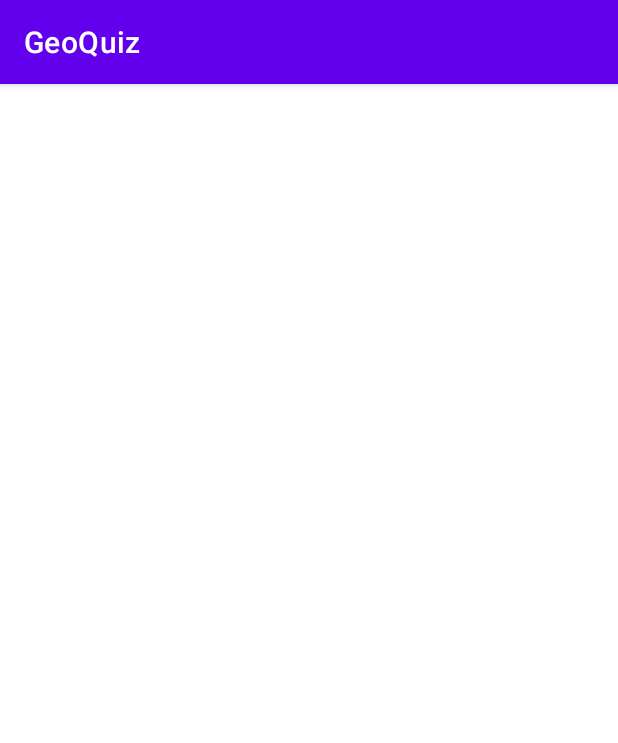
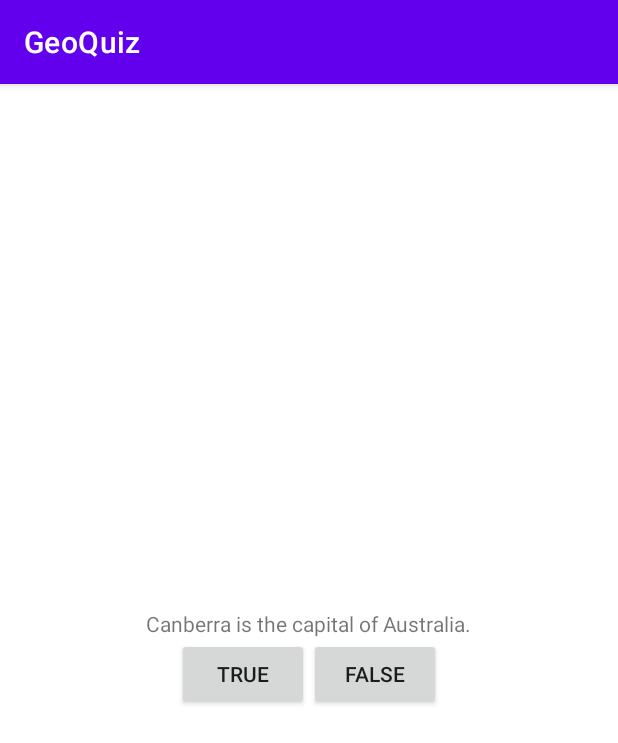
Before and after one commit to UmiKitsune/BigNerdRanch, an Android app: the screen it shows after launch (MainActivity), on a phone screen of 412 x 824 dp. Shown: the top 743 px of the screen. Run offline under Robolectric (Android 15) with nearby library versions, the phone set to English and light mode, and no system bars.

Commit message:
1st lesson

```diff
--- a/app/src/main/java/com/example/geoquiz/MainActivity.kt
+++ b/app/src/main/java/com/example/geoquiz/MainActivity.kt
@@ -1,15 +1,40 @@
 package com.example.geoquiz
 
 import android.os.Bundle
+import android.view.Gravity.TOP
+import android.view.View
+import android.widget.Button
+import android.widget.Toast
 import androidx.appcompat.app.AppCompatActivity
 
 class MainActivity : AppCompatActivity() {
 
+    private lateinit var trueButton: Button
+    private lateinit var falseButton: Button
 
     override fun onCreate(savedInstanceState: Bundle?) {
         super.onCreate(savedInstanceState)
         setContentView(R.layout.activity_main)
 
+        trueButton = findViewById(R.id.true_button)
+        falseButton = findViewById(R.id.false_button)
 
+        trueButton.setOnClickListener { view: View ->
+            toastTop(R.string.correct_toast)
+        }
+
+        falseButton.setOnClickListener { view: View ->
+            toastTop(R.string.incorrect_toast)
+
+        }
     }
+
+    private fun toastTop(textRes: Int) {
+        val toast = Toast.makeText(this, textRes, Toast.LENGTH_SHORT)
+        with(toast) {
+            setGravity(TOP, 0, 250)
+            show()
+        }
+    }
+
 }
--- a/app/src/main/res/layout/activity_main.xml
+++ b/app/src/main/res/layout/activity_main.xml
@@ -3,8 +3,32 @@
     xmlns:tools="http://schemas.android.com/tools"
     android:layout_width="match_parent"
     android:layout_height="match_parent"
+    android:gravity="center"
+    android:orientation="vertical"
     tools:context=".MainActivity">
 
+    <TextView
+        android:layout_width="wrap_content"
+        android:layout_height="wrap_content"
+        android:text="@string/main_tv_text" />
 
+    <LinearLayout
+        android:layout_width="wrap_content"
+        android:layout_height="wrap_content"
+        android:orientation="horizontal">
+
+        <androidx.appcompat.widget.AppCompatButton
+            android:id="@+id/true_button"
+            android:layout_width="wrap_content"
+            android:layout_height="wrap_content"
+            android:text="@string/main_btn_true"/>
+
+        <androidx.appcompat.widget.AppCompatButton
+            android:id="@+id/false_button"
+            android:layout_width="wrap_content"
+            android:layout_height="wrap_content"
+            android:text="@string/main_btn_false"/>
+
+    </LinearLayout>
 
 </LinearLayout>
--- a/app/src/main/res/values/strings.xml
+++ b/app/src/main/res/values/strings.xml
@@ -1,4 +1,9 @@
 <resources>
     <string name="app_name">GeoQuiz</string>
+    <string name="main_btn_true">true</string>
+    <string name="main_btn_false">false</string>
+    <string name="main_tv_text">Canberra is the capital of Australia.</string>
+    <string name="correct_toast">Correct!</string>
+    <string name="incorrect_toast">Incorrect!</string>
 
 </resources>
```
